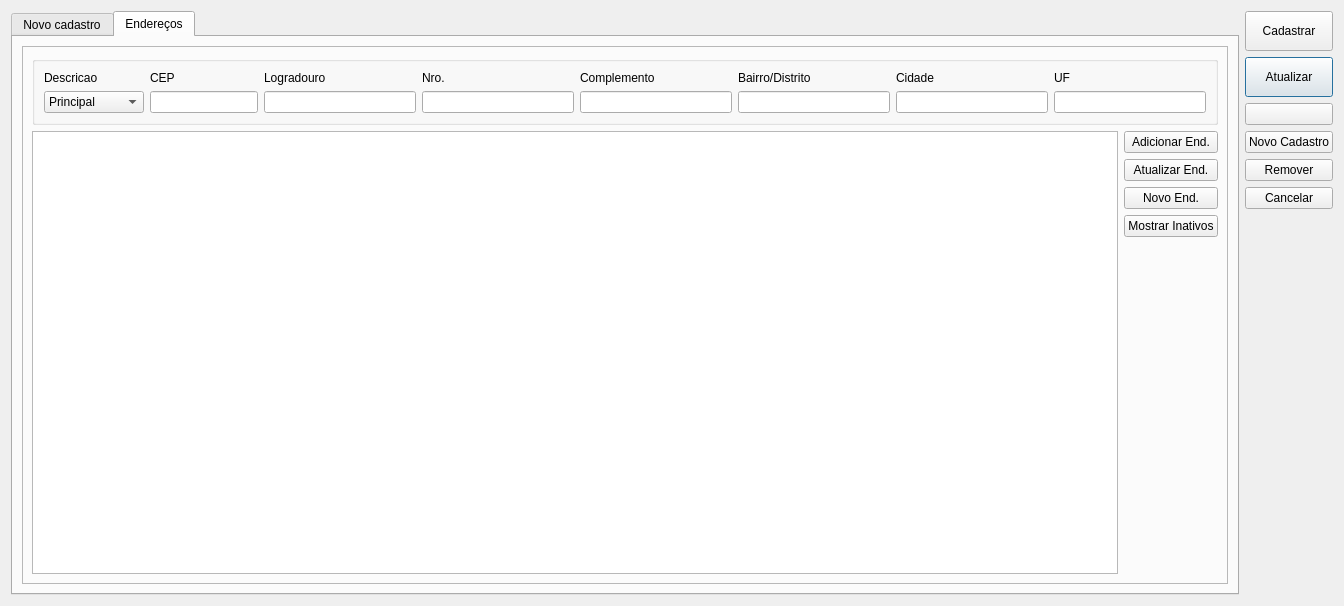
The window that cadastrocliente.ui (lellisls/ERP-STACCATO) describes before a commit, drawn with Qt 5.
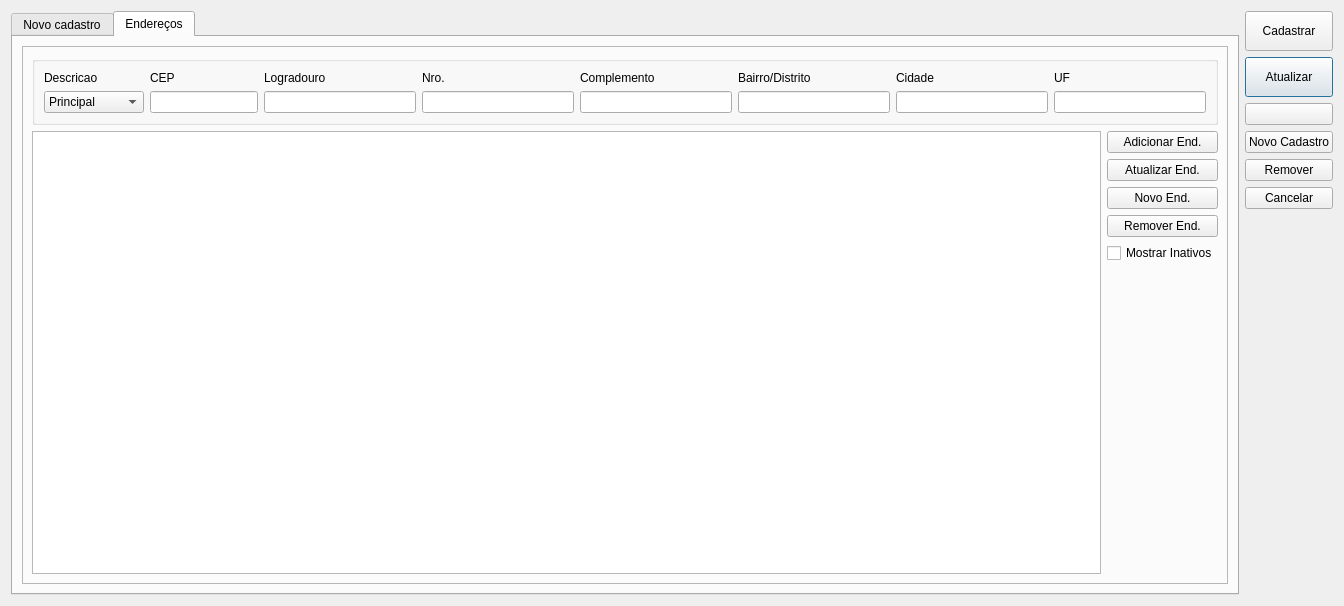
The same window after the commit. The open tabs and pages were chosen to show the change. Icons and pictures are not drawn. Custom widgets are drawn as their Qt base class.

The edit to the form file:
```diff
--- a/cadastrocliente.ui
+++ b/cadastrocliente.ui
@@ -635,7 +635,7 @@
              <enum>QAbstractItemView::SelectRows</enum>
             </property>
             <attribute name="horizontalHeaderStretchLastSection">
-             <bool>true</bool>
+             <bool>false</bool>
             </attribute>
            </widget>
           </item>
@@ -859,7 +859,14 @@
              </widget>
             </item>
             <item>
-             <widget class="QPushButton" name="pushButtonMostrarInativos">
+             <widget class="QPushButton" name="pushButtonRemoverEnd">
+              <property name="text">
+               <string>Remover End.</string>
+              </property>
+             </widget>
+            </item>
+            <item>
+             <widget class="QCheckBox" name="checkBoxMostrarInativos">
               <property name="text">
                <string>Mostrar Inativos</string>
               </property>
```
Left out of the diff: 2 changed lines with no effect on the pictures.
